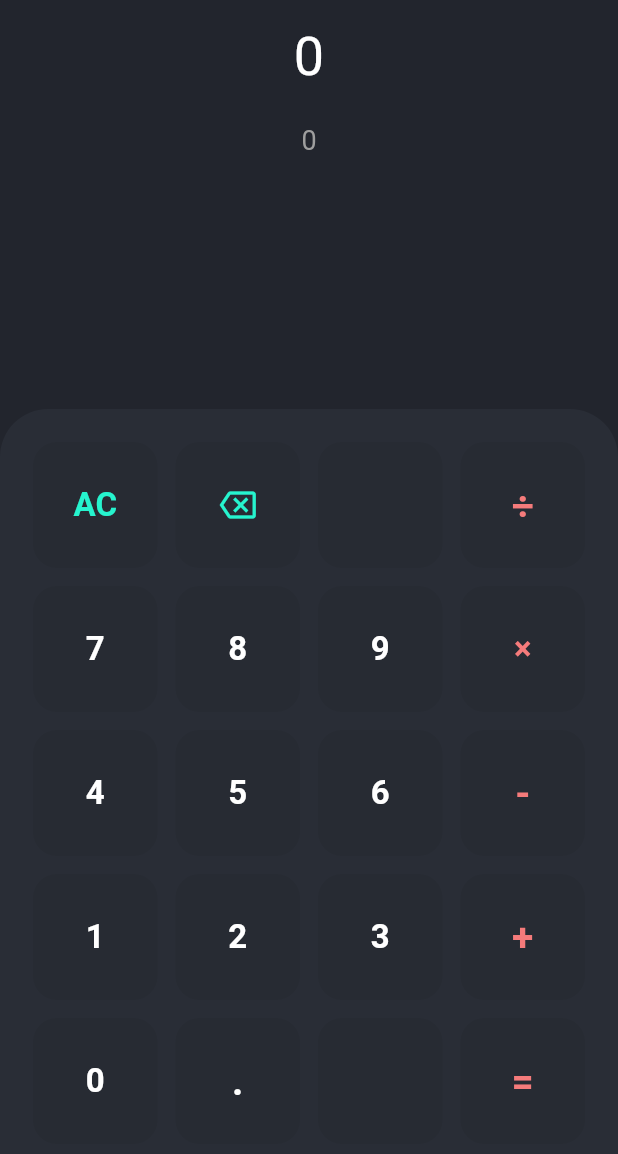
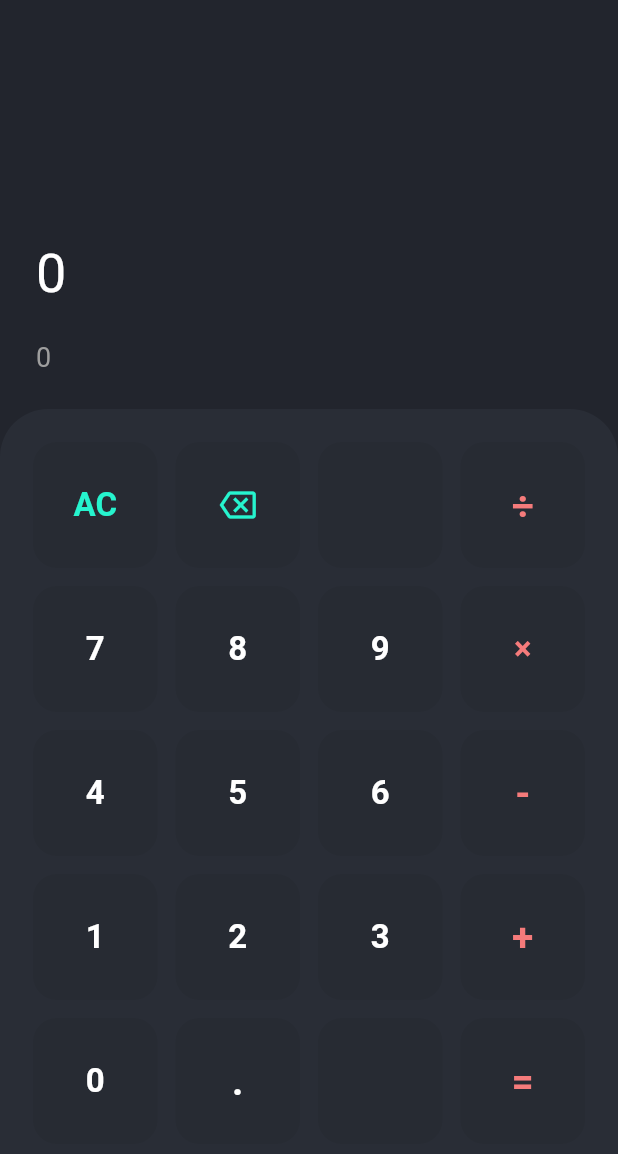
Before and after one commit to t-sakurai816/calculator_riverpod, a Flutter app: the screen it shows after launch, on a phone screen of 412 x 824 dp, the part 59-1213 px from its top. Run offline on Flutter 3.47's test engine with Material 2 defaults, Android fonts, the phone set to English and light mode, and no system bars.

Commit message:
結果の位置を変更

```diff
--- a/lib/main.dart
+++ b/lib/main.dart
@@ -61,7 +61,13 @@ class _MainPageState extends State<MainPage> {
         ),
       );
 
-  Widget buildResult() => Column(
+  Widget buildResult() => Container(
+        padding: const EdgeInsets.all(24),
+        child: Column(
+          // 下寄せ
+          mainAxisAlignment: MainAxisAlignment.end,
+          //左寄せ
+          crossAxisAlignment: CrossAxisAlignment.stretch,
           children: [
             Text(
               '0',
@@ -75,6 +81,7 @@ class _MainPageState extends State<MainPage> {
               style: TextStyle(color: Colors.grey, fontSize: 18),
             )
           ],
+        ),
       );
 
   Widget buildButtons() => Container(
```
Lines whose indentation alone changed are shown as unchanged.
